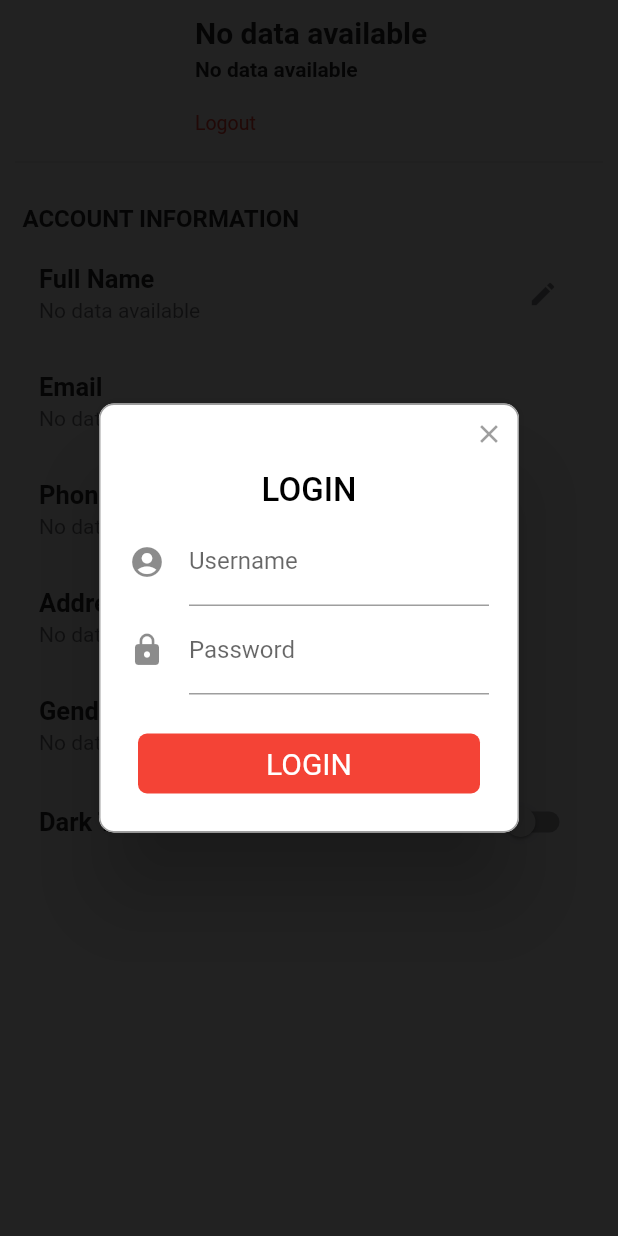
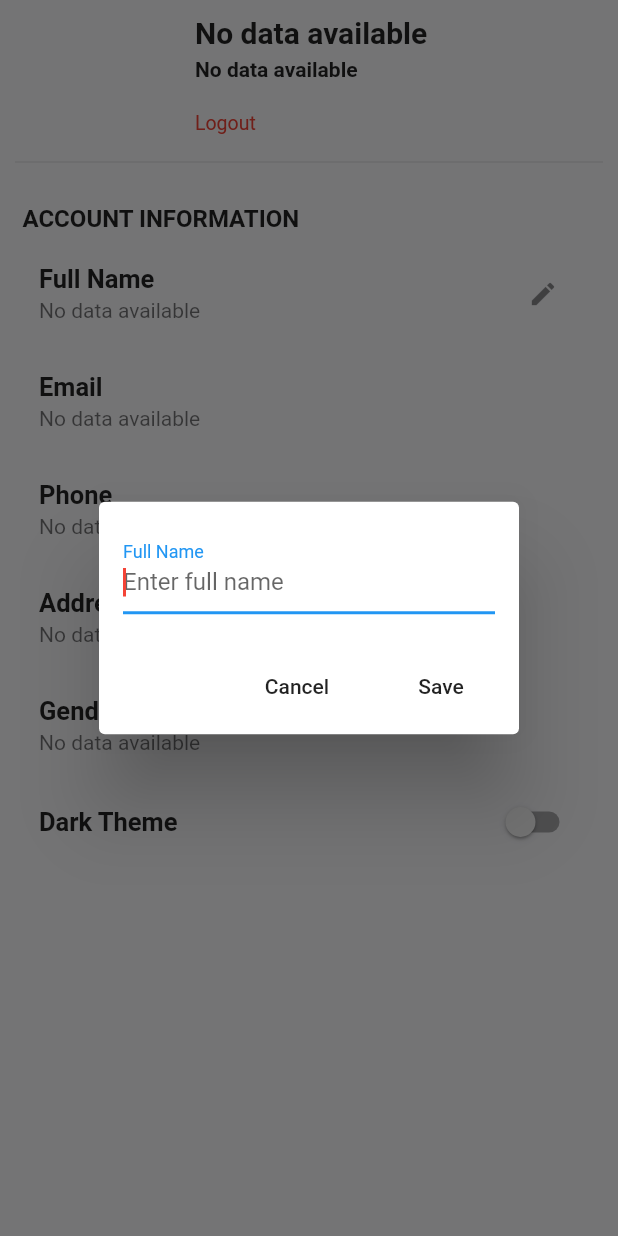
Before and after one commit to 10XPhilippines/flutter_tracer, a Flutter app: the Profile screen opened directly, after a tap on the "edit" icon, on a phone screen of 412 x 824 dp. Run offline on Flutter 3.47's test engine with Material 2 defaults, Android fonts, the phone set to English and light mode, and no system bars; drawn by our look-alikes of rflutter_alert; our stand-ins replace carousel_slider, font_awesome_flutter, introduction_screen, shared_preferences; accounts and stored records are empty; network calls fail.

Commit message:
🚀 feat: edit

```diff
--- a/lib/screens/profile.dart
+++ b/lib/screens/profile.dart
@@ -44,36 +44,45 @@ class _ProfileState extends State<Profile> {
     }
   }
 
-   _openPopup(context) {
-    Alert(
-        context: context,
-        title: "LOGIN",
-        content: Column(
+  _showDialog() async {
+    await showDialog<String>(
+      context: context,
+      child: new AlertDialog(
+        contentPadding: const EdgeInsets.all(16.0),
+        content: new Row(
           children: <Widget>[
-            TextField(
-              decoration: InputDecoration(
-                icon: Icon(Icons.account_circle),
-                labelText: 'Username',
+            new Expanded(
+              child: new TextField(
+                autofocus: true,
+                decoration: new InputDecoration(
+                    labelText: 'Full Name',
+                    hintText: "Enter full name",
+                ),
               ),
-            ),
-            TextField(
-              obscureText: true,
-              decoration: InputDecoration(
-                icon: Icon(Icons.lock),
-                labelText: 'Password',
+              child: new TextField(
+                autofocus: true,
+                decoration: new InputDecoration(
+                    labelText: 'Full Name',
+                    hintText: "Enter full name",
+                ),
               ),
-            ),
+            )
           ],
         ),
-        buttons: [
-          DialogButton(
-            onPressed: () => Navigator.pop(context),
-            child: Text(
-              "LOGIN",
-              style: TextStyle(color: Colors.white, fontSize: 20),
-            ),
-          )
-        ]).show();
+        actions: <Widget>[
+          new FlatButton(
+              child: const Text('Cancel'),
+              onPressed: () {
+                Navigator.pop(context);
+              }),
+          new FlatButton(
+              child: const Text('Save'),
+              onPressed: () {
+                Navigator.pop(context);
+              })
+        ],
+      ),
+    );
   }
 
   @override
@@ -186,7 +195,7 @@ class _ProfileState extends State<Profile> {
                   size: 20.0,
                 ),
                 onPressed: () {
-                  _openPopup(context);
+                  _showDialog();
                 },
                 tooltip: "Edit",
               ),
--- a/pubspec.yaml
+++ b/pubspec.yaml
@@ -27,6 +27,7 @@ dependencies:
   shared_preferences: ^0.5.6+1
   http: ^0.12.0+4
   rflutter_alert: ^1.0.3
+  qrscan: ^0.2.17
 
 dev_dependencies:
   flutter_test:
```
Also changed, not shown: pubspec.lock, 2 other files.
